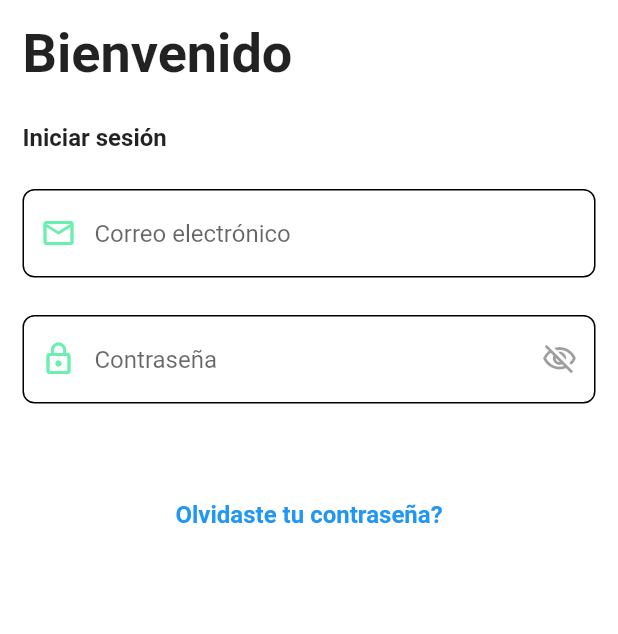
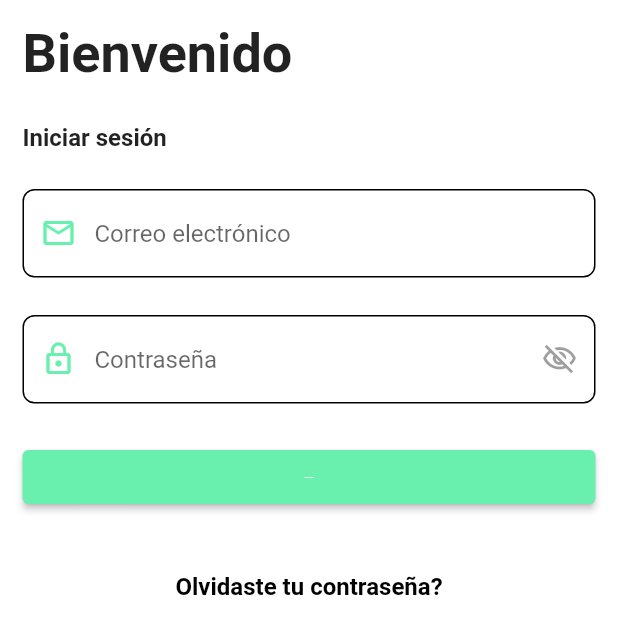
Before and after one commit to DanielBrMz/PocketDoctor, a Flutter app: the screen it shows after launch, on a phone screen of 412 x 824 dp. Shown: the top 634 px of the screen. Run offline on Flutter 3.47's test engine with Material 2 defaults, Android fonts, the phone set to English and light mode, and no system bars.

Commit message:
Sign in Button added

```diff
--- /dev/null
+++ b/lib/components/button.dart
@@ -0,0 +1,38 @@
+import 'package:flutter/material.dart';
+import 'package:pocket_doctor/utils/config.dart';
+
+class Button extends StatelessWidget {
+  const Button(
+      {Key? key,
+      required this.width,
+      required this.title,
+      required this.onPressed,
+      required this.disable})
+      : super(key: key);
+
+  final double width;
+  final String title;
+  final bool disable;
+  final Function() onPressed;
+
+  @override
+  Widget build(BuildContext context) {
+    return SizedBox(
+      width: width,
+      child: ElevatedButton(
+        style: ElevatedButton.styleFrom(
+          backgroundColor: Config.primayColor,
+          foregroundColor: Colors.white,
+        ),
+        onPressed: disable ? null : onPressed,
+        child: Text(
+          title,
+          style: const TextStyle(
+            fontSize: 1,
+            fontWeight: FontWeight.bold,
+          ),
+        ),
+      ),
+    );
+  }
+}
--- a/lib/components/login_form.dart
+++ b/lib/components/login_form.dart
@@ -1,4 +1,5 @@
 import 'package:flutter/material.dart';
+import 'package:pocket_doctor/components/button.dart';
 import 'package:pocket_doctor/utils/config.dart';
 
 class LoginForm extends StatefulWidget {
@@ -58,6 +59,12 @@ class _LoginFormState extends State<LoginForm> {
                         )),
             )),
         Config.spaceSmall,
+        Button(
+          width: double.infinity,
+          title: 'Iniciar sesión',
+          onPressed: () {},
+          disable: false,
+        ),
       ]),
     );
   }
--- a/lib/screens/auth_page.dart
+++ b/lib/screens/auth_page.dart
@@ -40,7 +40,7 @@ class _AuthPageState extends State<AuthPage> {
                 ),
               ),
               Config.spaceSmall,
-              LoginForm(),
+              const LoginForm(),
               Config.spaceSmall,
               Center(
                 child: TextButton(
@@ -50,10 +50,12 @@ class _AuthPageState extends State<AuthPage> {
                     style: const TextStyle(
                       fontSize: 16,
                       fontWeight: FontWeight.bold,
+                      color: Colors.black,
                     ),
                   ),
                 ),
               ),
+              // add social button sign in
             ],
           ),
         ),
```
